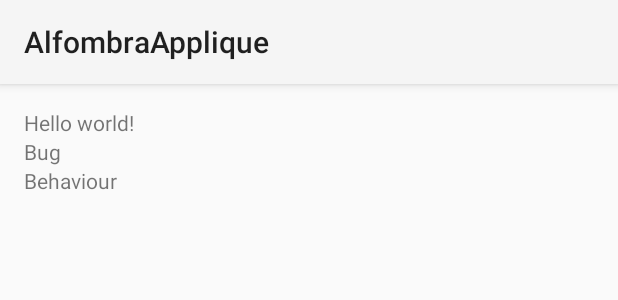
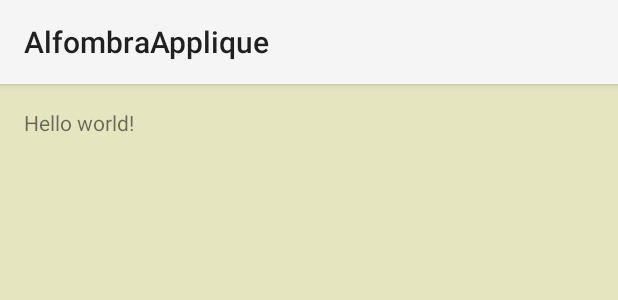
Before and after one commit to moabe/AlfombraApplique, an Android app: the layout activity_main.xml on its own in the app's theme, with its tools: preview values and no code run, on a phone screen of 412 x 824 dp. Shown: the top 300 px of the screen. Run offline under Robolectric (Android 15) with nearby library versions, the light colour scheme and no system bars.

Commit message:
UI design ready :)

```diff
--- a/app/src/main/res/layout/activity_main.xml
+++ b/app/src/main/res/layout/activity_main.xml
@@ -4,7 +4,14 @@
     android:paddingRight="@dimen/activity_horizontal_margin"
     android:paddingTop="@dimen/activity_vertical_margin"
     android:paddingBottom="@dimen/activity_vertical_margin" tools:context=".MainActivity"
-    >
+    android:backgroundTint="#ffe5e5c0"
+    android:background="#ffe5e5c0">
+
+    <ImageView
+        android:id="@+id/iv_background"
+        android:layout_width="wrap_content"
+        android:layout_height="wrap_content"
+        />
 
     <TextView android:id= "@+id/hello_id" android:text="@string/hello_world" android:layout_width="wrap_content"
         android:layout_height="wrap_content" />
@@ -13,20 +20,40 @@
     <TextView android:id= "@+id/bug_id" android:text="@string/bug" android:layout_width="wrap_content"
         android:layout_height="wrap_content"
         android:layout_below="@+id/hello_id"
-        android:layout_alignParentStart="true" />
+        android:layout_alignParentStart="true"
+        android:background="#ffe5e5c0"
+        android:textColor="#ffe5e5c0" />
 
     <TextView android:id= "@+id/behav_id" android:text="@string/behave" android:layout_width="wrap_content"
         android:layout_height="wrap_content"
         android:layout_below="@+id/bug_id"
-        android:layout_alignParentStart="true" />
+        android:layout_alignParentStart="true"
+        android:background="#ffe5e5c0"
+        android:textColor="#ffe5e5c0" />
 
     <ImageView
         android:layout_width="wrap_content"
         android:layout_height="wrap_content"
-        android:id="@+id/imageView"
+        android:id="@+id/bug_image_id"
+        android:layout_below="@+id/behav_id"
         android:layout_alignParentBottom="true"
         android:layout_centerHorizontal="true"
-        android:layout_marginBottom="180dp" />
+        android:layout_marginBottom="120dp"
+        android:layout_marginTop="200dp" />
+
+    <ImageView
+        android:layout_width="wrap_content"
+        android:layout_height="wrap_content"
+        android:id="@+id/behave_image"
+        android:layout_below="@+id/behav_id"
+        android:layout_toEndOf="@+id/hello_id"
+        android:layout_alignParentStart="true"
+        android:layout_marginTop="95dp"
+        android:layout_marginBottom="340dp"
+
+        />
+
+
 
 
 </RelativeLayout>
```
Also changed, not shown: app/src/main/java/com/example/moabergsmark/alfombraapplique/MainActivity.java (+82 -41 lines).
